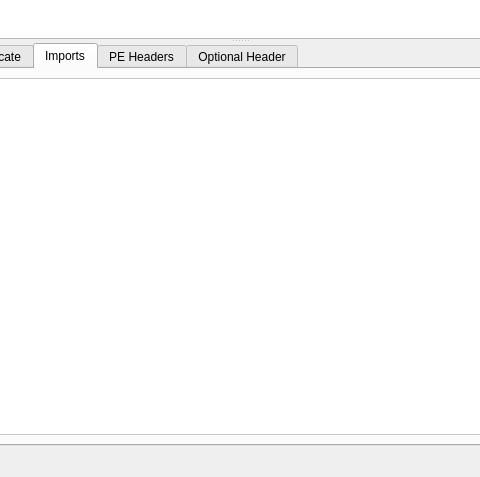
Before: the Qt Designer form mainwindow.ui in grzesiekkedzior/DriverSentinel, drawn with Qt 5; both pictures show x 205 to 685 and y 227 to 704 of the 890 by 704 pixel window.
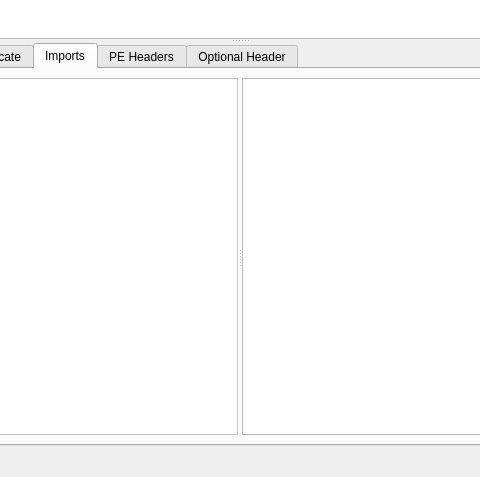
After: the same form once the commit is applied. The open tabs and pages were chosen to show the change.

Commit message: Add the function info structure.

```diff
--- a/mainwindow.ui
+++ b/mainwindow.ui
@@ -14,7 +14,7 @@
    <string>MainWindow</string>
   </property>
   <widget class="QWidget" name="centralwidget">
-   <layout class="QVBoxLayout" name="verticalLayout">
+   <layout class="QHBoxLayout" name="horizontalLayout">
     <item>
      <widget class="QSplitter" name="splitter">
       <property name="orientation">
@@ -284,8 +284,12 @@
         <attribute name="title">
          <string>Imports</string>
         </attribute>
-        <layout class="QVBoxLayout" name="verticalLayout_5">
+        <layout class="QVBoxLayout" name="verticalLayout">
          <item>
+          <widget class="QSplitter" name="splitter_2">
+           <property name="orientation">
+            <enum>Qt::Orientation::Horizontal</enum>
+           </property>
           <widget class="QTreeView" name="treeImportsView">
            <property name="styleSheet">
             <string notr="true">QTreeView {
@@ -314,6 +318,8 @@
            <attribute name="headerVisible">
             <bool>false</bool>
            </attribute>
+           </widget>
+           <widget class="QTableView" name="treeTableView"/>
           </widget>
          </item>
         </layout>
```
Left out of the diff: 2 changed lines with no effect on the pictures. Lines whose indentation alone changed are shown as unchanged. The commit also changes 2 other files.
